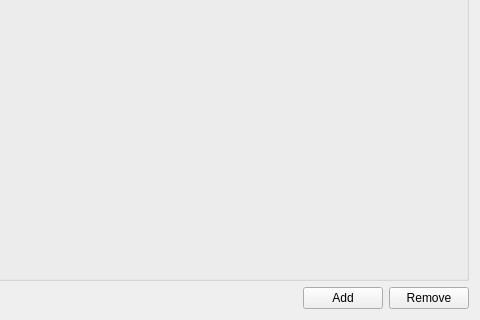
Old version of the form Src/MainWindow.ui in the repository gomons/Programm; both pictures show x 413 to 893 and y 199 to 519 of the 893 by 519 pixel window.
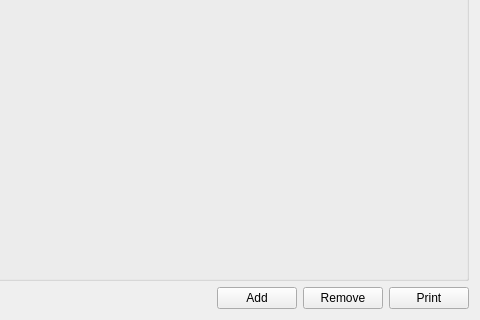
New version of the form. Icons and pictures are not drawn.

Patch:
```diff
--- a/Src/MainWindow.ui
+++ b/Src/MainWindow.ui
@@ -117,6 +117,13 @@
         </property>
        </widget>
       </item>
+      <item>
+       <widget class="QPushButton" name="printButton">
+        <property name="text">
+         <string>Print</string>
+        </property>
+       </widget>
+      </item>
      </layout>
     </item>
    </layout>
```
